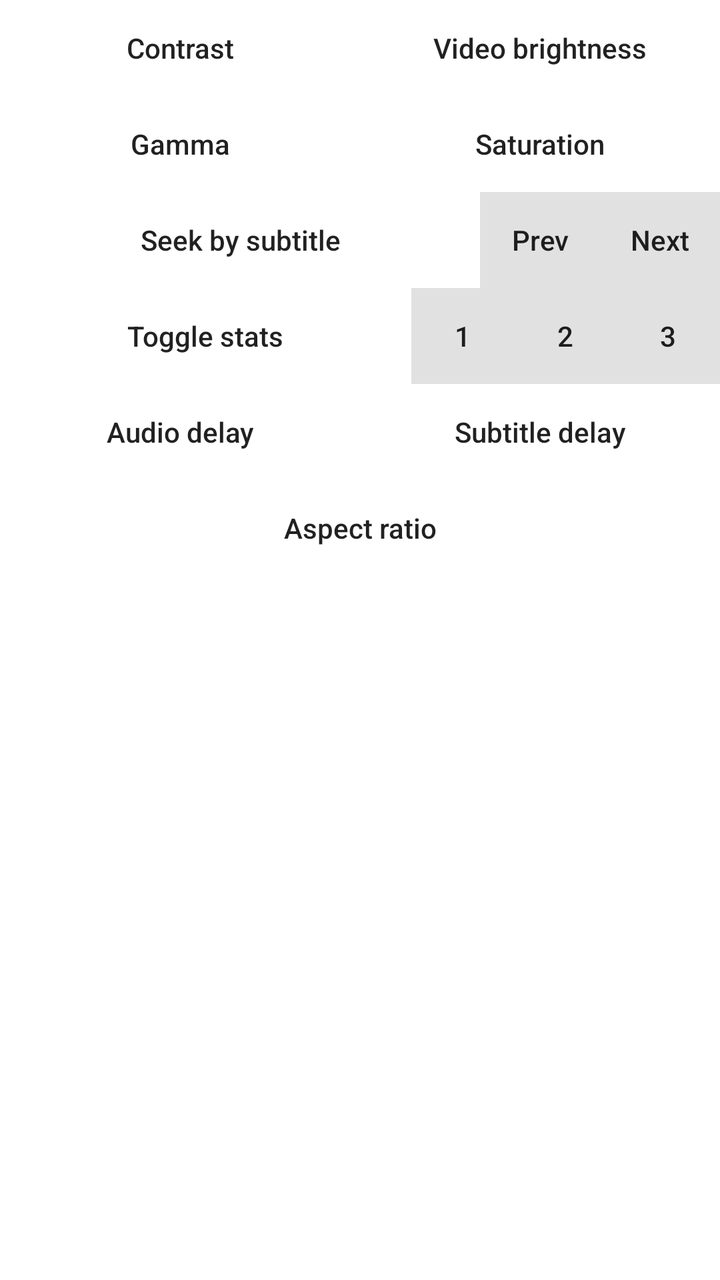
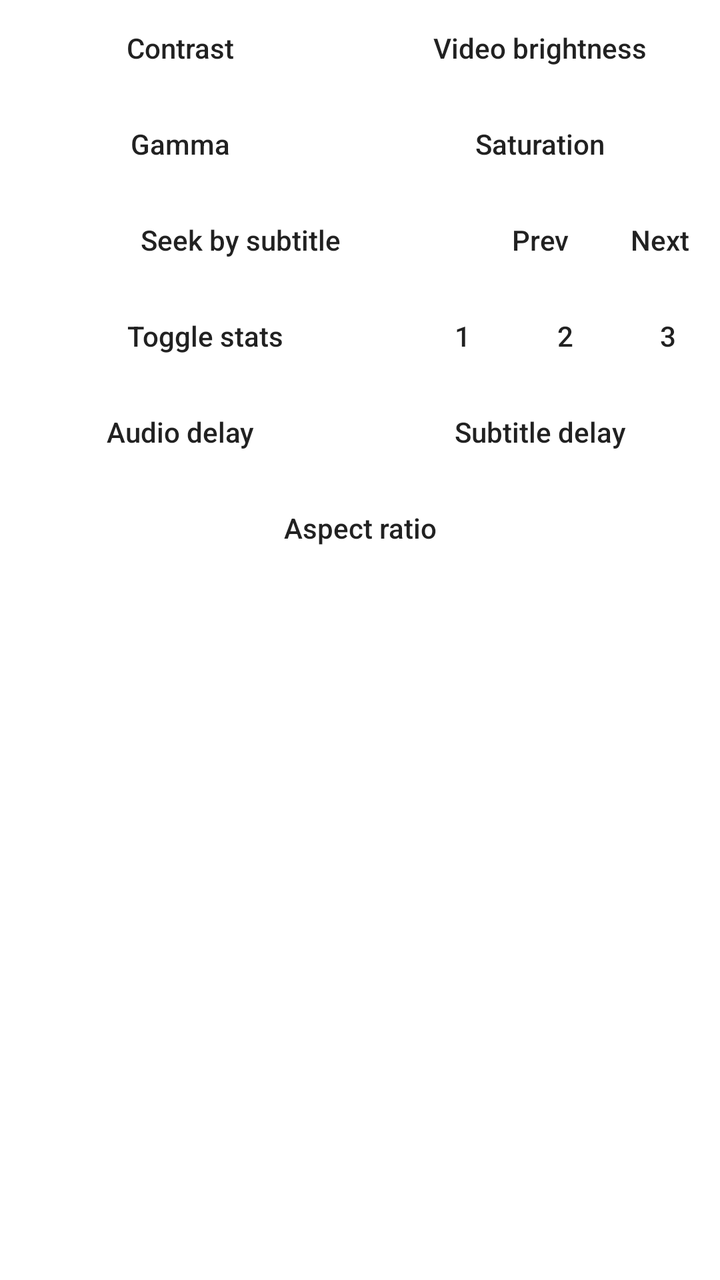

An Android layout rendered at two revisions. The XML below is the earlier revision; the diff shows what the commit changed to produce the second picture.
<!-- AndroidManifest.xml: fallback theme Theme.MaterialComponents.DayNight.NoActionBar -->
<!-- res/layout/dialog_advanced_menu.xml -->
<?xml version="1.0" encoding="utf-8"?>
<ScrollView xmlns:android="http://schemas.android.com/apk/res/android"
    android:layout_width="match_parent"
    android:layout_height="match_parent">

    <LinearLayout
        android:orientation="vertical" android:layout_width="match_parent"
        android:layout_height="wrap_content">

        <TableRow
            android:id="@+id/rowVideo1"
            android:layout_width="match_parent"
            android:layout_height="wrap_content">

            <Button
                android:id="@+id/contrastBtn"
                style="@style/Widget.AppCompat.Button.Borderless"
                android:layout_width="0dp"
                android:layout_height="wrap_content"
                android:layout_weight="1"
                android:text="@string/contrast"
                android:textAllCaps="false" />

            <Button
                android:id="@+id/brightnessBtn"
                style="@style/Widget.AppCompat.Button.Borderless"
                android:layout_width="0dp"
                android:layout_height="wrap_content"
                android:layout_weight="1"
                android:text="@string/video_brightness"
                android:textAllCaps="false" />

        </TableRow>

        <TableRow
            android:id="@+id/rowVideo2"
            android:layout_width="match_parent"
            android:layout_height="match_parent">

            <Button
                android:id="@+id/gammaBtn"
                style="@style/Widget.AppCompat.Button.Borderless"
                android:layout_width="0dp"
                android:layout_height="wrap_content"
                android:layout_weight="1"
                android:text="@string/gamma"
                android:textAllCaps="false" />

            <Button
                android:id="@+id/saturationBtn"
                style="@style/Widget.AppCompat.Button.Borderless"
                android:layout_width="0dp"
                android:layout_height="wrap_content"
                android:layout_weight="1"
                android:text="@string/saturation"
                android:textAllCaps="false" />
        </TableRow>

        <TableRow
            android:id="@+id/rowSubSeek"
            android:layout_width="match_parent"
            android:layout_height="wrap_content">

            <Button
                android:id="@+id/subSeekBtn"
                style="@style/Widget.AppCompat.Button.Borderless"
                android:layout_width="0dp"
                android:layout_height="wrap_content"
                android:layout_weight="4"
                android:text="@string/sub_seek_button"
                android:textAllCaps="false" />

            <Button
                android:id="@+id/subSeekPrev"
                style="@style/Widget.AppCompat.Button.Borderless"
                android:layout_width="0dp"
                android:layout_height="wrap_content"
                android:layout_weight="1"
                android:background="@drawable/alpha_darken"
                android:text="@string/dialog_prev"
                android:textAllCaps="false" />

            <Button
                android:id="@+id/subSeekNext"
                style="@style/Widget.AppCompat.Button.Borderless"
                android:layout_width="0dp"
                android:layout_height="wrap_content"
                android:layout_weight="1"
                android:background="@drawable/alpha_darken"
                android:text="@string/dialog_next"
                android:textAllCaps="false" />

        </TableRow>

        <TableRow
            android:layout_width="match_parent"
            android:layout_height="wrap_content">

            <Button
                android:id="@+id/statsBtn"
                style="@style/Widget.AppCompat.Button.Borderless"
                android:layout_width="0dp"
                android:layout_height="wrap_content"
                android:layout_weight="4"
                android:text="@string/toggle_stats"
                android:textAllCaps="false" />

            <Button
                android:id="@+id/statsBtn1"
                style="@style/Widget.AppCompat.Button.Borderless"
                android:layout_width="0dp"
                android:layout_height="wrap_content"
                android:layout_weight="1"
                android:background="@drawable/alpha_darken"
                android:text="1"
                android:textAllCaps="false" />

            <Button
                android:id="@+id/statsBtn2"
                style="@style/Widget.AppCompat.Button.Borderless"
                android:layout_width="0dp"
                android:layout_height="wrap_content"
                android:layout_weight="1"
                android:background="@drawable/alpha_darken"
                android:text="2"
                android:textAllCaps="false" />

            <Button
                android:id="@+id/statsBtn3"
                style="@style/Widget.AppCompat.Button.Borderless"
                android:layout_width="0dp"
                android:layout_height="wrap_content"
                android:layout_weight="1"
                android:background="@drawable/alpha_darken"
                android:text="3"
                android:textAllCaps="false" />

        </TableRow>

        <TableRow
            android:layout_width="match_parent"
            android:layout_height="match_parent">

            <Button
                android:id="@+id/audioDelayBtn"
                style="@style/Widget.AppCompat.Button.Borderless"
                android:layout_width="0dp"
                android:layout_height="wrap_content"
                android:layout_weight="1"
                android:text="@string/audio_delay"
                android:textAllCaps="false" />

            <Button
                android:id="@+id/subDelayBtn"
                style="@style/Widget.AppCompat.Button.Borderless"
                android:layout_width="0dp"
                android:layout_height="wrap_content"
                android:layout_weight="1"
                android:text="@string/sub_delay"
                android:textAllCaps="false" />

        </TableRow>

        <Button
            android:id="@+id/aspectBtn"
            style="@style/Widget.AppCompat.Button.Borderless"
            android:layout_width="match_parent"
            android:layout_height="wrap_content"
            android:text="@string/aspect_ratio"
            android:textAllCaps="false" />

    </LinearLayout>

</ScrollView>
<!-- resources referenced by this layout -->
<resources>
  <!-- drawable alpha_darken (drawable) -->
  <?xml version="1.0" encoding="utf-8"?>
  <selector xmlns:android="http://schemas.android.com/apk/res/android">
      <item android:drawable="@color/alpha24pct" android:state_focused="true" />
      <item android:drawable="@color/alpha24pct" android:state_pressed="true" />
      <item android:drawable="@color/alpha12pct" />
  </selector>
  <string name="aspect_ratio">Aspect ratio</string>
  <string name="audio_delay">Audio delay</string>
  <string name="contrast">Contrast</string>
  <string name="dialog_next">Next</string>
  <string name="dialog_prev">Prev</string>
  <string name="gamma">Gamma</string>
  <string name="saturation">Saturation</string>
  <string name="sub_delay">Subtitle delay</string>
  <string name="sub_seek_button">Seek by subtitle</string>
  <string name="toggle_stats">Toggle stats</string>
  <string name="video_brightness">Video brightness</string>
  <color name="alpha24pct">#3c000000</color>
  <color name="alpha12pct">#1e000000</color>
</resources>

<!-- the commit's change to res/layout/dialog_advanced_menu.xml (unified diff, before → after) -->
@@ -76,7 +76,7 @@
                 android:layout_width="0dp"
                 android:layout_height="wrap_content"
                 android:layout_weight="1"
-                android:background="@drawable/alpha_darken"
+                android:background="@drawable/alpha_lighten"
                 android:text="@string/dialog_prev"
                 android:textAllCaps="false" />
 
@@ -86,7 +86,7 @@
                 android:layout_width="0dp"
                 android:layout_height="wrap_content"
                 android:layout_weight="1"
-                android:background="@drawable/alpha_darken"
+                android:background="@drawable/alpha_lighten"
                 android:text="@string/dialog_next"
                 android:textAllCaps="false" />
 
@@ -111,7 +111,7 @@
                 android:layout_width="0dp"
                 android:layout_height="wrap_content"
                 android:layout_weight="1"
-                android:background="@drawable/alpha_darken"
+                android:background="@drawable/alpha_lighten"
                 android:text="1"
                 android:textAllCaps="false" />
 
@@ -121,7 +121,7 @@
                 android:layout_width="0dp"
                 android:layout_height="wrap_content"
                 android:layout_weight="1"
-                android:background="@drawable/alpha_darken"
+                android:background="@drawable/alpha_lighten"
                 android:text="2"
                 android:textAllCaps="false" />
 
@@ -131,7 +131,7 @@
                 android:layout_width="0dp"
                 android:layout_height="wrap_content"
                 android:layout_weight="1"
-                android:background="@drawable/alpha_darken"
+                android:background="@drawable/alpha_lighten"
                 android:text="3"
                 android:textAllCaps="false" />
 
<!-- resource entries referenced after the edit -->
@@ -1,11 +1,11 @@
 <!-- resources referenced by this layout -->
 <resources>
-  <!-- drawable alpha_darken (drawable) -->
+  <!-- drawable alpha_lighten (drawable) -->
   <?xml version="1.0" encoding="utf-8"?>
   <selector xmlns:android="http://schemas.android.com/apk/res/android">
-      <item android:drawable="@color/alpha24pct" android:state_focused="true" />
-      <item android:drawable="@color/alpha24pct" android:state_pressed="true" />
-      <item android:drawable="@color/alpha12pct" />
+      <item android:drawable="@color/alpha24pct_light" android:state_focused="true" />
+      <item android:drawable="@color/alpha24pct_light" android:state_pressed="true" />
+      <item android:drawable="@color/alpha12pct_light" />
   </selector>
   <string name="aspect_ratio">Aspect ratio</string>
   <string name="audio_delay">Audio delay</string>
@@ -18,7 +18,7 @@
   <string name="sub_seek_button">Seek by subtitle</string>
   <string name="toggle_stats">Toggle stats</string>
   <string name="video_brightness">Video brightness</string>
-  <color name="alpha24pct">#3c000000</color>
-  <color name="alpha12pct">#1e000000</color>
+  <color name="alpha24pct_light">#3dffffff</color>
+  <color name="alpha12pct_light">#1fffffff</color>
 </resources>
 
